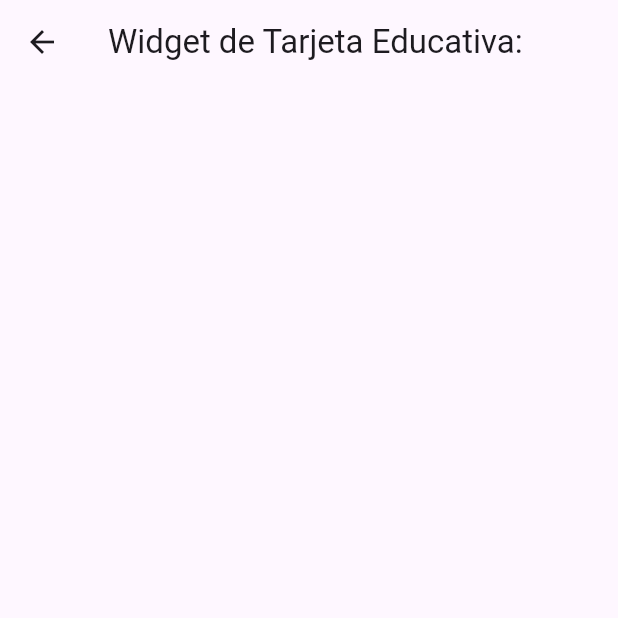
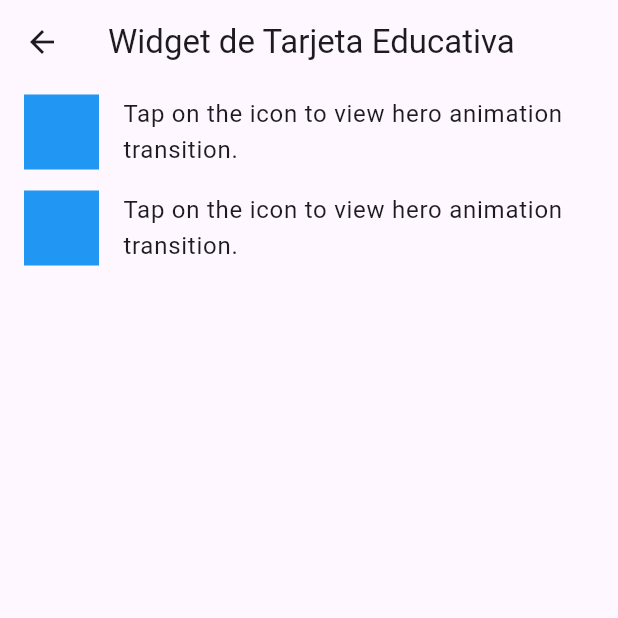
Before and after one commit to migueleonrojas/flutter-components-excuela, a Flutter app: the EducationalCardPage screen opened by its route, on a phone screen of 412 x 824 dp, the top half of it. Run offline on Flutter 3.47's test engine with Material 3 defaults, Android fonts, the phone set to English and light mode, and no system bars; our stand-ins replace get.

Commit message:
educational card in progress

```diff
--- a/lib/pages/educational-card.page.dart
+++ b/lib/pages/educational-card.page.dart
@@ -1,6 +1,8 @@
 import 'package:flutter/material.dart';
 import 'package:get/get.dart';
 import 'package:widgets_components/controllers/interactive_progress.controllers.dart';
+import 'package:widgets_components/pages/home.page.dart';
+import 'package:widgets_components/widgets/educational_card.widget.dart';
 import 'package:widgets_components/widgets/interactive_progress.widgets.dart';
 
 
@@ -12,7 +14,33 @@ class EducationalCardPage extends StatelessWidget {
 
     return Scaffold(
       appBar: AppBar(
-        title: const Text('Widget de Tarjeta Educativa:'),
+        leading: IconButton(
+          icon: const Icon(Icons.arrow_back),
+          onPressed: () {
+            Get.off(
+              const HomePage(),
+              routeName: '/'
+            );
+          },
+        ),
+        title: const Text('Widget de Tarjeta Educativa'),
+        centerTitle: true,
+      ),
+      body: Column(
+        children: [
+          EducationalCard(
+            urlImage: "https://picsum.photos/200/300",
+            title: 'Desarrollador',
+            description: 'Hola soy programador saassasasasassasasasasasa',
+            tag: 'tag-1'
+          ),
+          EducationalCard(
+            urlImage: "https://picsum.photos/200/300",
+            title: 'Desarrollador',
+            description: 'Hola soy programador',
+            tag: 'tag-2',
+          ),
+        ],
       ),
 
     );
--- /dev/null
+++ b/lib/widgets/educational_card.widget.dart
@@ -0,0 +1,64 @@
+import 'package:flutter/material.dart';
+
+class EducationalCard extends StatelessWidget {
+
+  final String urlImage;
+  final String title;
+  final String description;
+  final String tag;
+
+
+  EducationalCard({
+    required this.urlImage,
+    required this.title,
+    required this.description,
+    required this.tag,
+
+  });
+
+
+  @override
+  Widget build(BuildContext context) {
+
+    return ListTile(
+      leading:  Hero(
+        tag: tag,
+        child: BoxWidget(size: Size(50.0, 50.0)),
+      ),
+      onTap: () => _gotoDetailsPage(context),
+      title: const Text(
+        'Tap on the icon to view hero animation transition.',
+      ),
+    );
+  }
+  void _gotoDetailsPage(BuildContext context) {
+    Navigator.of(context).push(MaterialPageRoute<void>(
+      builder: (BuildContext context) => Scaffold(
+        body: Center(
+          child: Hero(
+              tag: tag,
+              child: BoxWidget(size: Size(100.0, 50.0)),
+            ),
+        ),
+      ),
+
+    ));
+  }
+
+
+}
+
+class BoxWidget extends StatelessWidget {
+  const BoxWidget({super.key, required this.size});
+
+  final Size size;
+
+  @override
+  Widget build(BuildContext context) {
+    return Container(
+      width: size.width,
+      height: size.height,
+      color: Colors.blue,
+    );
+  }
+}
--- a/pubspec.yaml
+++ b/pubspec.yaml
@@ -60,7 +60,8 @@ flutter:
   uses-material-design: true
 
   # To add assets to your application, add an assets section, like this:
-  # assets:
+  assets:
+    - assets/
   #   - images/a_dot_burr.jpeg
   #   - images/a_dot_ham.jpeg
 
```
Also changed, not shown: lib/pages/home.page.dart (+23 -1 lines), assets/loading.gif (added), assets/no-image.jpg (added).
